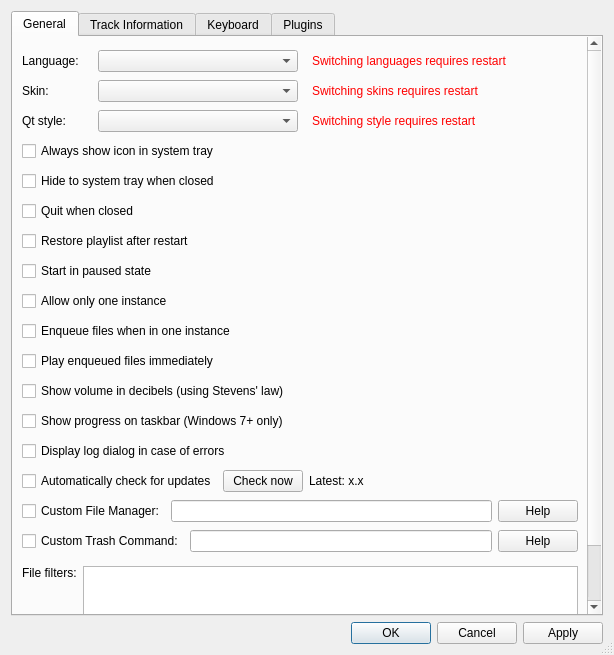
This is src/preferencesDialog.ui in nulloy/nulloy as Qt 5 draws it before an edit. The edited form follows.
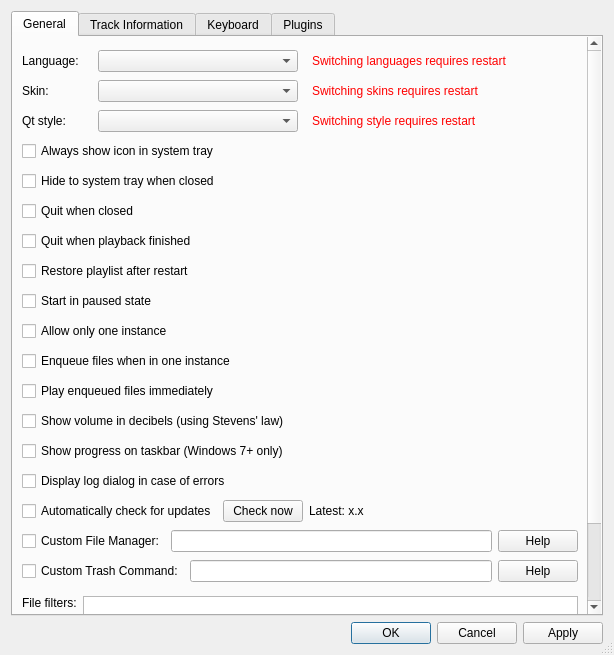
This is the edited form. Custom widgets are drawn as their Qt base class.

Commit message: fix #229: quit when playback finished option

The edit to the form file:
```diff
--- a/src/preferencesDialog.ui
+++ b/src/preferencesDialog.ui
@@ -454,6 +454,46 @@
              </layout>
             </widget>
            </item>
+           <item>
+            <widget class="QWidget" name="quitWhenFinishedContainer" native="true">
+             <property name="minimumSize">
+              <size>
+               <width>0</width>
+               <height>30</height>
+              </size>
+             </property>
+             <property name="maximumSize">
+              <size>
+               <width>16777215</width>
+               <height>30</height>
+              </size>
+             </property>
+             <layout class="QHBoxLayout" name="horizontalLayout_17">
+              <property name="spacing">
+               <number>0</number>
+              </property>
+              <property name="leftMargin">
+               <number>0</number>
+              </property>
+              <property name="topMargin">
+               <number>0</number>
+              </property>
+              <property name="rightMargin">
+               <number>0</number>
+              </property>
+              <property name="bottomMargin">
+               <number>0</number>
+              </property>
+              <item>
+               <widget class="QCheckBox" name="quitWhenFinishedCheckBox">
+                <property name="text">
+                 <string>Quit when playback finished</string>
+                </property>
+               </widget>
+              </item>
+             </layout>
+            </widget>
+           </item>
            <item>
             <widget class="QWidget" name="restorePlaylistContainer" native="true">
              <property name="minimumSize">
```
The commit also changes 4 other files.
